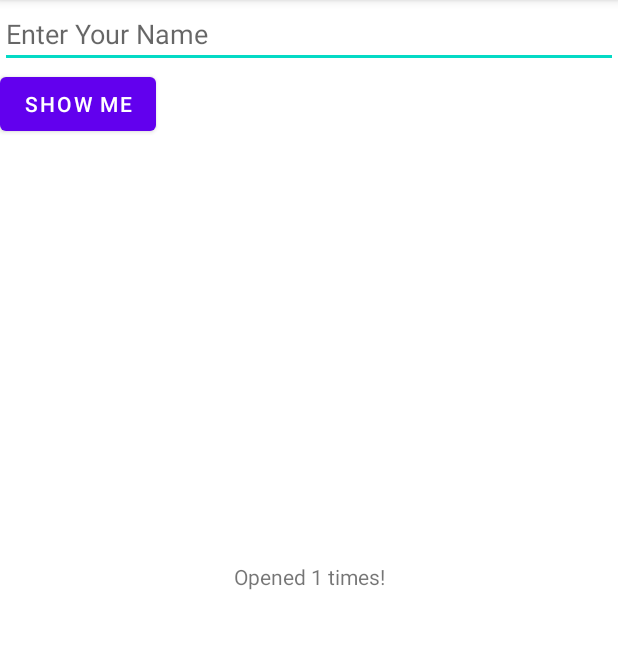
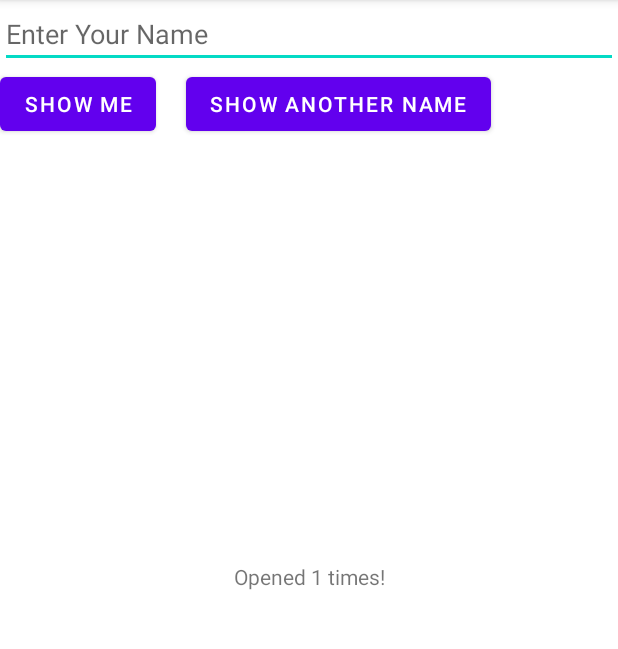
Before and after one commit to meet18091998/Mobile-Computing-Winter-2022-Tutorials, an Android app: the screen it shows after launch (MainActivity), on a phone screen of 412 x 824 dp, the part 84-733 px from its top. Run offline under Robolectric (Android 15) with nearby library versions, the phone set to English and light mode, and no system bars.

Commit message:
Added Kotlin Dependencies, Created another Activity which is contacted by and contacting Java activity from Kotlin.
Aim is to show how concise Kotlin is.

```diff
--- a/app/src/main/AndroidManifest.xml
+++ b/app/src/main/AndroidManifest.xml
@@ -9,6 +9,9 @@
         android:roundIcon="@mipmap/ic_launcher_round"
         android:supportsRtl="true"
         android:theme="@style/Theme.MyApplication">
+        <activity
+            android:name=".ShowMyAnotherName"
+            android:exported="false" />
         <activity
             android:name=".ShowMyName"
             android:exported="false" />
--- a/app/src/main/res/layout/activity_main.xml
+++ b/app/src/main/res/layout/activity_main.xml
@@ -32,5 +32,14 @@
         app:layout_constraintTop_toBottomOf="@id/my_name"
         app:layout_constraintLeft_toLeftOf="parent"/>
 
+    <Button
+        android:id="@+id/show_another_name"
+        android:layout_width="wrap_content"
+        android:layout_height="wrap_content"
+        android:text="Show Another Name"
+        app:layout_constraintLeft_toRightOf="@id/show_me"
+        android:layout_marginLeft="20dp"
+        app:layout_constraintBottom_toBottomOf="@id/show_me" />
+
 
 </androidx.constraintlayout.widget.ConstraintLayout>
--- a/build.gradle
+++ b/build.gradle
@@ -2,6 +2,7 @@
 plugins {
     id 'com.android.application' version '7.1.0' apply false
     id 'com.android.library' version '7.1.0' apply false
+    id 'org.jetbrains.kotlin.android' version '1.6.10' apply false
 }
 
 task clean(type: Delete) {
```
Also changed, not shown: app/build.gradle (+9 -0 lines), app/src/main/java/com/mc2022/template/MainActivity.java (+11 -1 lines), app/src/main/java/com/mc2022/template/ShowMyAnotherName.kt (added, +24 -0 lines), app/src/main/res/layout/activity_show_my_another_name.xml (added, +27 -0 lines).
